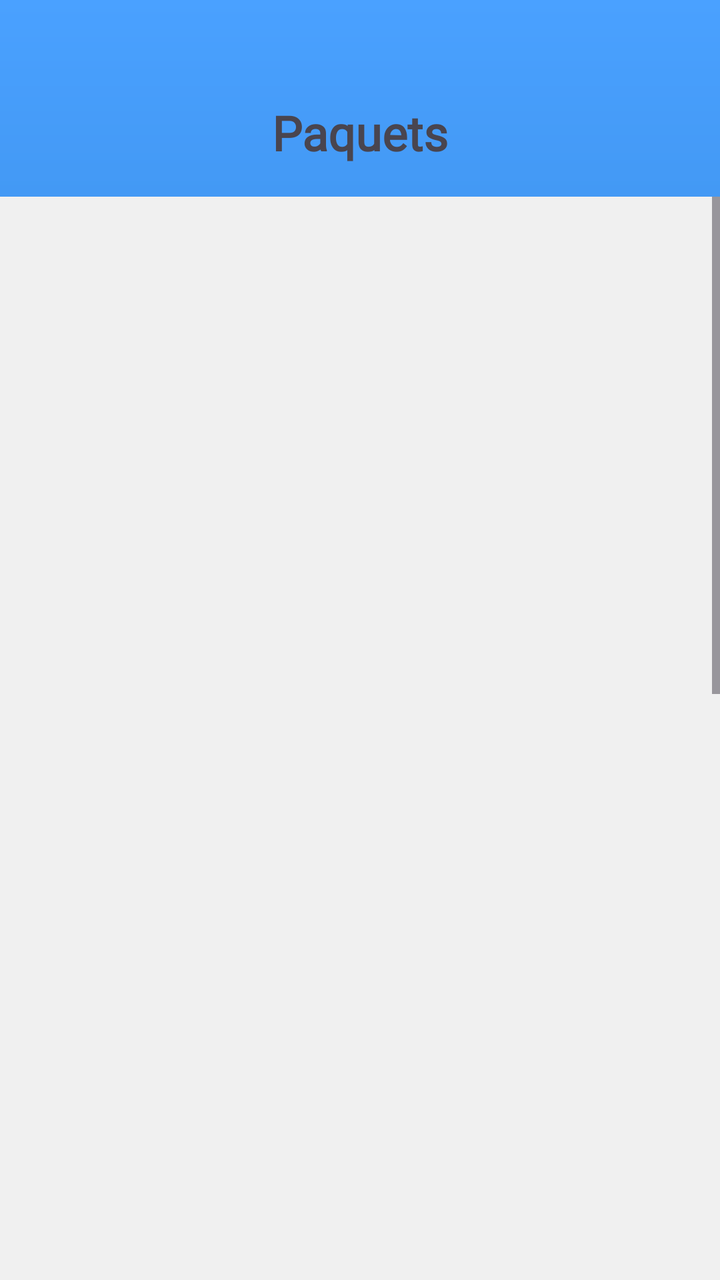
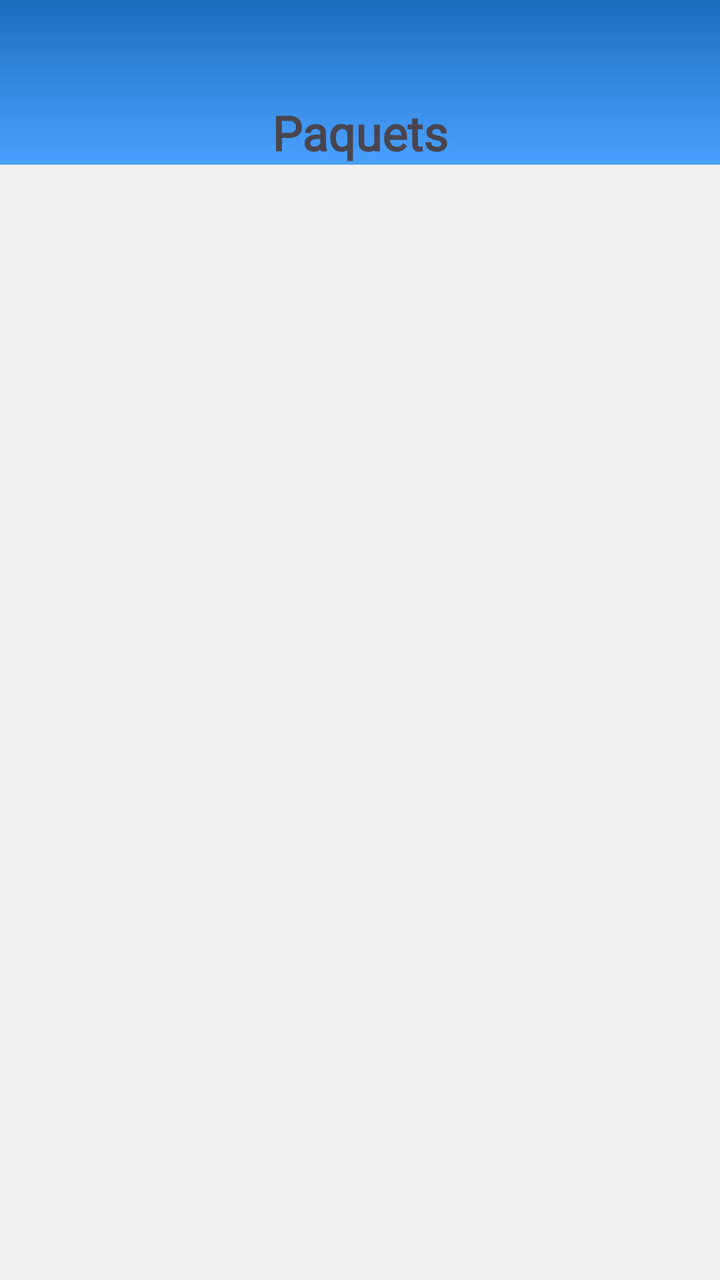

Compare the two renders of this Android layout. The source of the first and the diff that turns it into the second are given below.
<!-- AndroidManifest.xml: application theme Theme.Plustrack_android -->
<!-- res/layout/paquets_fragment.xml -->
<?xml version="1.0" encoding="utf-8"?>
<androidx.constraintlayout.widget.ConstraintLayout xmlns:android="http://schemas.android.com/apk/res/android"
    xmlns:app="http://schemas.android.com/apk/res-auto"
    android:layout_width="match_parent"
    android:layout_height="match_parent"
    android:background="@drawable/gradient_color">

    <TextView
        android:id="@+id/titol_fragment"
        android:layout_width="wrap_content"
        android:layout_height="wrap_content"
        android:layout_marginTop="50dp"
        android:text="@string/Paquets"
        android:fontFamily="@font/jost_bold"
        android:textSize="24dp"
        android:textStyle="bold"
        app:layout_constraintStart_toStartOf="parent"
        app:layout_constraintEnd_toEndOf="parent"
        app:layout_constraintTop_toTopOf="parent" />

    <ScrollView
        android:layout_width="match_parent"
        android:layout_height="0dp"
        android:layout_marginTop="16dp"
        app:layout_constraintTop_toBottomOf="@id/titol_fragment"
        app:layout_constraintStart_toStartOf="parent"
        app:layout_constraintEnd_toEndOf="parent"
        app:layout_constraintBottom_toBottomOf="parent">

        <androidx.constraintlayout.widget.ConstraintLayout
            android:layout_width="match_parent"
            android:layout_height="wrap_content">

            <View
                android:id="@+id/cuadradoBlanco"
                android:layout_width="0dp"
                android:layout_height="1180dp"
                android:background="#F0F0F0"
                app:layout_constraintTop_toTopOf="parent"
                app:layout_constraintBottom_toBottomOf="parent"
                app:layout_constraintStart_toStartOf="parent"
                app:layout_constraintEnd_toEndOf="parent" />

            <androidx.recyclerview.widget.RecyclerView
                android:id="@+id/recycler_paquets"
                android:layout_width="match_parent"
                android:layout_height="match_parent"
                android:padding="8dp"/>


        </androidx.constraintlayout.widget.ConstraintLayout>
    </ScrollView>

</androidx.constraintlayout.widget.ConstraintLayout>
<!-- resources referenced by this layout -->
<resources>
  <!-- drawable gradient_color (drawable) -->
  <?xml version="1.0" encoding="utf-8"?>
  <layer-list xmlns:android="http://schemas.android.com/apk/res/android">
      <item>
          <shape android:shape="rectangle">
              <gradient
                  android:angle="270"
                  android:startColor="#4AA1FF"
                  android:endColor="#1C6DBC"
                  android:type="linear"/>
          </shape>
      </item>
  </layer-list>
  <string name="Paquets">Paquets</string>
  <style name="Theme.Plustrack_android" parent="Base.Theme.Plustrack_android" />
  <style name="Base.Theme.Plustrack_android" parent="Theme.Material3.DayNight.NoActionBar">
          
          
      </style>
</resources>

<!-- the commit's change to res/layout/paquets_fragment.xml (unified diff, before → after) -->
@@ -3,7 +3,17 @@
     xmlns:app="http://schemas.android.com/apk/res-auto"
     android:layout_width="match_parent"
     android:layout_height="match_parent"
-    android:background="@drawable/gradient_color">
+    android:background="#F0F0F0">
+
+    <View
+        android:id="@+id/cuadrat_blanc"
+        android:layout_width="0dp"
+        android:layout_height="0dp"
+        android:background="@drawable/gradient_color"
+        app:layout_constraintTop_toTopOf="parent"
+        app:layout_constraintBottom_toBottomOf="@+id/titol_fragment"
+        app:layout_constraintStart_toStartOf="parent"
+        app:layout_constraintEnd_toEndOf="parent"/>
 
     <TextView
         android:id="@+id/titol_fragment"
@@ -16,12 +26,12 @@
         android:textStyle="bold"
         app:layout_constraintStart_toStartOf="parent"
         app:layout_constraintEnd_toEndOf="parent"
-        app:layout_constraintTop_toTopOf="parent" />
+        app:layout_constraintTop_toTopOf="parent"/>
 
     <ScrollView
+        android:id="@+id/scrollView"
         android:layout_width="match_parent"
         android:layout_height="0dp"
-        android:layout_marginTop="16dp"
         app:layout_constraintTop_toBottomOf="@id/titol_fragment"
         app:layout_constraintStart_toStartOf="parent"
         app:layout_constraintEnd_toEndOf="parent"
@@ -30,16 +40,6 @@
         <androidx.constraintlayout.widget.ConstraintLayout
             android:layout_width="match_parent"
             android:layout_height="wrap_content">
-
-            <View
-                android:id="@+id/cuadradoBlanco"
-                android:layout_width="0dp"
-                android:layout_height="1180dp"
-                android:background="#F0F0F0"
-                app:layout_constraintTop_toTopOf="parent"
-                app:layout_constraintBottom_toBottomOf="parent"
-                app:layout_constraintStart_toStartOf="parent"
-                app:layout_constraintEnd_toEndOf="parent" />
 
             <androidx.recyclerview.widget.RecyclerView
                 android:id="@+id/recycler_paquets"
<!-- resource entries referenced after the edit -->
@@ -7,8 +7,8 @@
           <shape android:shape="rectangle">
               <gradient
                   android:angle="270"
-                  android:startColor="#4AA1FF"
-                  android:endColor="#1C6DBC"
+                  android:startColor="#1C6DBC"
+                  android:endColor="#4AA1FF"
                   android:type="linear"/>
           </shape>
       </item>
